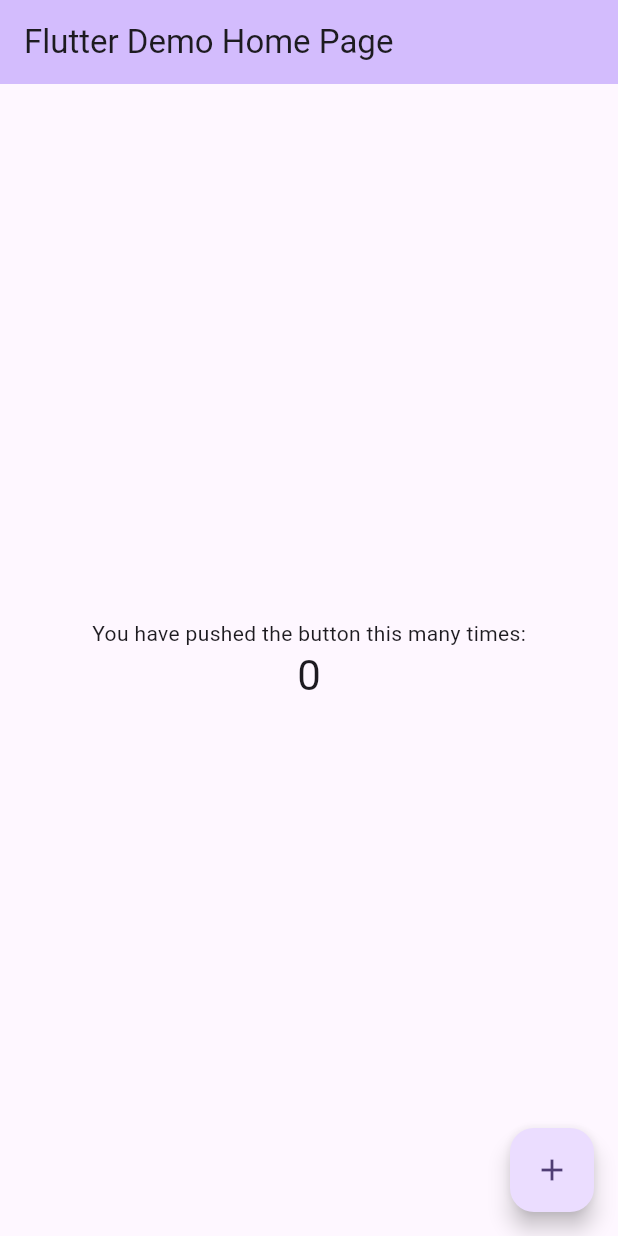
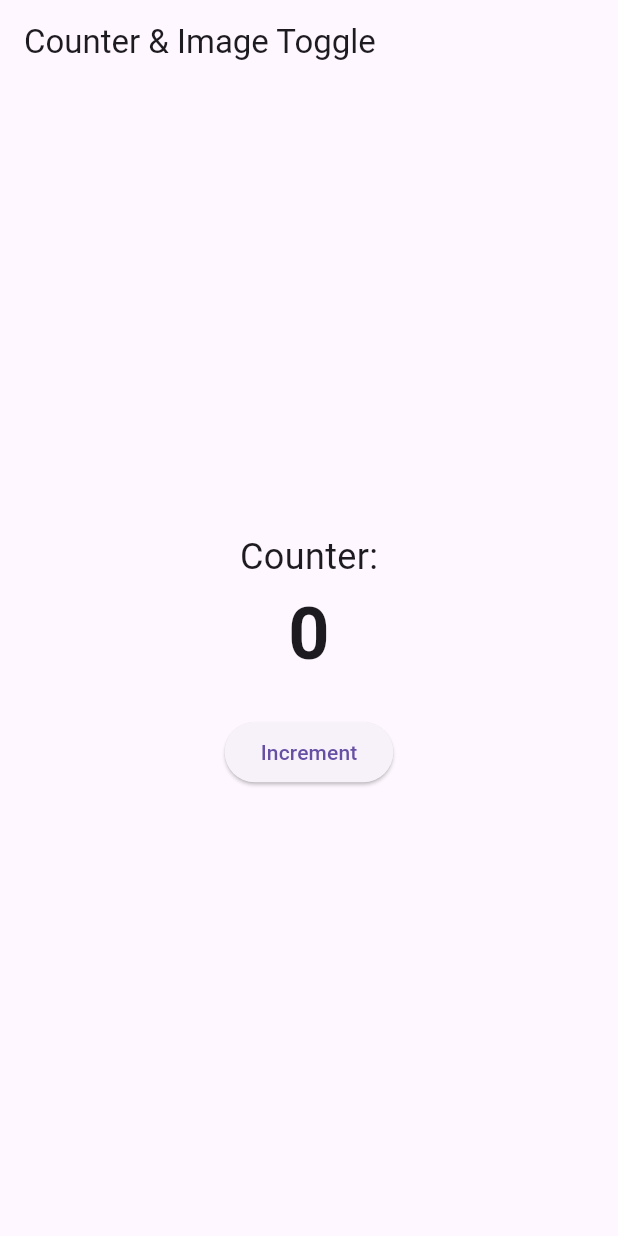
Before and after one commit to grawlings1/CW1, a Flutter app: the screen it shows after launch, on a phone screen of 412 x 824 dp. Run offline on Flutter 3.47's test engine with Material 3 defaults, Android fonts, the phone set to English and light mode, and no system bars.

Commit message:
Added basic UI structure

```diff
--- a/lib/main.dart
+++ b/lib/main.dart
@@ -1,57 +1,25 @@
 import 'package:flutter/material.dart';
 
 void main() {
-  runApp(const MyApp());
+  runApp(MyApp());
 }
 
 class MyApp extends StatelessWidget {
-  const MyApp({super.key});
-
-  // This widget is the root of your application.
   @override
   Widget build(BuildContext context) {
     return MaterialApp(
-      title: 'Flutter Demo',
+      title: 'Counter & Image Toggle',
       theme: ThemeData(
-        // This is the theme of your application.
-        //
-        // TRY THIS: Try running your application with "flutter run". You'll see
-        // the application has a purple toolbar. Then, without quitting the app,
-        // try changing the seedColor in the colorScheme below to Colors.green
-        // and then invoke "hot reload" (save your changes or press the "hot
-        // reload" button in a Flutter-supported IDE, or press "r" if you used
-        // the command line to start the app).
-        //
-        // Notice that the counter didn't reset back to zero; the application
-        // state is not lost during the reload. To reset the state, use hot
-        // restart instead.
-        //
-        // This works for code too, not just values: Most code changes can be
-        // tested with just a hot reload.
-        colorScheme: ColorScheme.fromSeed(seedColor: Colors.deepPurple),
-        useMaterial3: true,
+        primarySwatch: Colors.blue,
       ),
-      home: const MyHomePage(title: 'Flutter Demo Home Page'),
+      home: MyHomePage(),
     );
   }
 }
 
 class MyHomePage extends StatefulWidget {
-  const MyHomePage({super.key, required this.title});
-
-  // This widget is the home page of your application. It is stateful, meaning
-  // that it has a State object (defined below) that contains fields that affect
-  // how it looks.
-
-  // This class is the configuration for the state. It holds the values (in this
-  // case the title) provided by the parent (in this case the App widget) and
-  // used by the build method of the State. Fields in a Widget subclass are
-  // always marked "final".
-
-  final String title;
-
   @override
-  State<MyHomePage> createState() => _MyHomePageState();
+  _MyHomePageState createState() => _MyHomePageState();
 }
 
 class _MyHomePageState extends State<MyHomePage> {
@@ -59,67 +27,36 @@ class _MyHomePageState extends State<MyHomePage> {
 
   void _incrementCounter() {
     setState(() {
-      // This call to setState tells the Flutter framework that something has
-      // changed in this State, which causes it to rerun the build method below
-      // so that the display can reflect the updated values. If we changed
-      // _counter without calling setState(), then the build method would not be
-      // called again, and so nothing would appear to happen.
       _counter++;
     });
   }
 
   @override
   Widget build(BuildContext context) {
-    // This method is rerun every time setState is called, for instance as done
-    // by the _incrementCounter method above.
-    //
-    // The Flutter framework has been optimized to make rerunning build methods
-    // fast, so that you can just rebuild anything that needs updating rather
-    // than having to individually change instances of widgets.
     return Scaffold(
       appBar: AppBar(
-        // TRY THIS: Try changing the color here to a specific color (to
-        // Colors.amber, perhaps?) and trigger a hot reload to see the AppBar
-        // change color while the other colors stay the same.
-        backgroundColor: Theme.of(context).colorScheme.inversePrimary,
-        // Here we take the value from the MyHomePage object that was created by
-        // the App.build method, and use it to set our appbar title.
-        title: Text(widget.title),
+        title: Text('Counter & Image Toggle'),
       ),
       body: Center(
-        // Center is a layout widget. It takes a single child and positions it
-        // in the middle of the parent.
         child: Column(
-          // Column is also a layout widget. It takes a list of children and
-          // arranges them vertically. By default, it sizes itself to fit its
-          // children horizontally, and tries to be as tall as its parent.
-          //
-          // Column has various properties to control how it sizes itself and
-          // how it positions its children. Here we use mainAxisAlignment to
-          // center the children vertically; the main axis here is the vertical
-          // axis because Columns are vertical (the cross axis would be
-          // horizontal).
-          //
-          // TRY THIS: Invoke "debug painting" (choose the "Toggle Debug Paint"
-          // action in the IDE, or press "p" in the console), to see the
-          // wireframe for each widget.
           mainAxisAlignment: MainAxisAlignment.center,
           children: <Widget>[
-            const Text(
-              'You have pushed the button this many times:',
+            Text(
+              'Counter:',
+              style: TextStyle(fontSize: 24),
             ),
             Text(
               '$_counter',
-              style: Theme.of(context).textTheme.headlineMedium,
+              style: TextStyle(fontSize: 48, fontWeight: FontWeight.bold),
+            ),
+            SizedBox(height: 20),
+            ElevatedButton(
+              onPressed: _incrementCounter,
+              child: Text('Increment'),
             ),
           ],
         ),
       ),
-      floatingActionButton: FloatingActionButton(
-        onPressed: _incrementCounter,
-        tooltip: 'Increment',
-        child: const Icon(Icons.add),
-      ), // This trailing comma makes auto-formatting nicer for build methods.
     );
   }
 }
```
